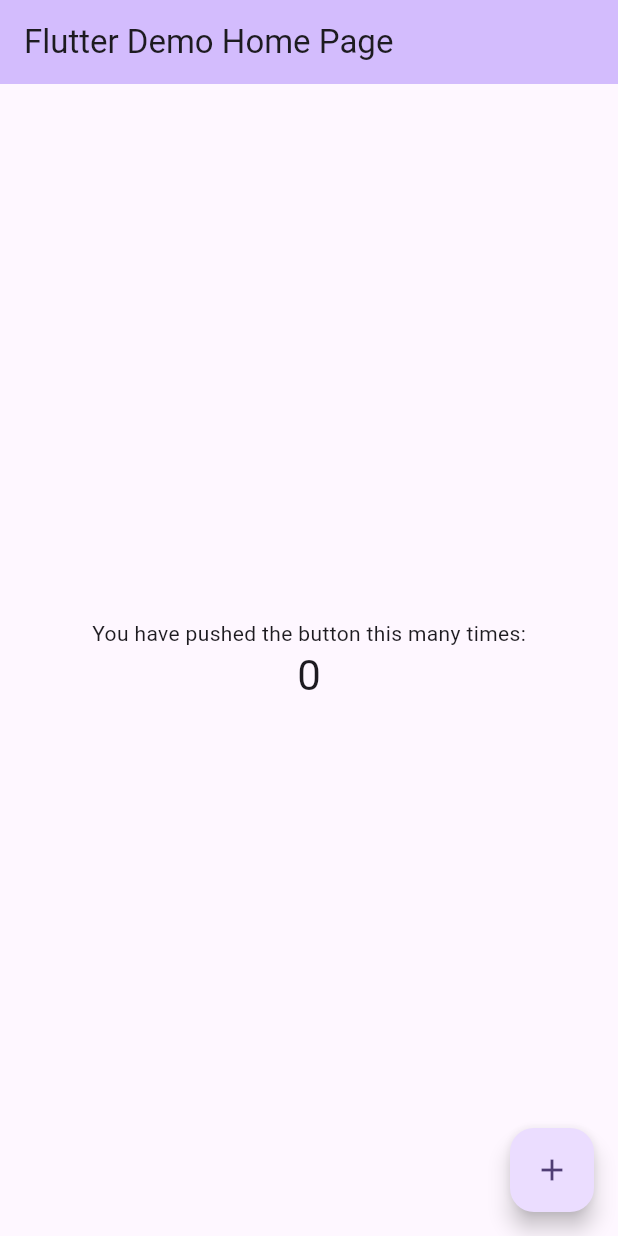
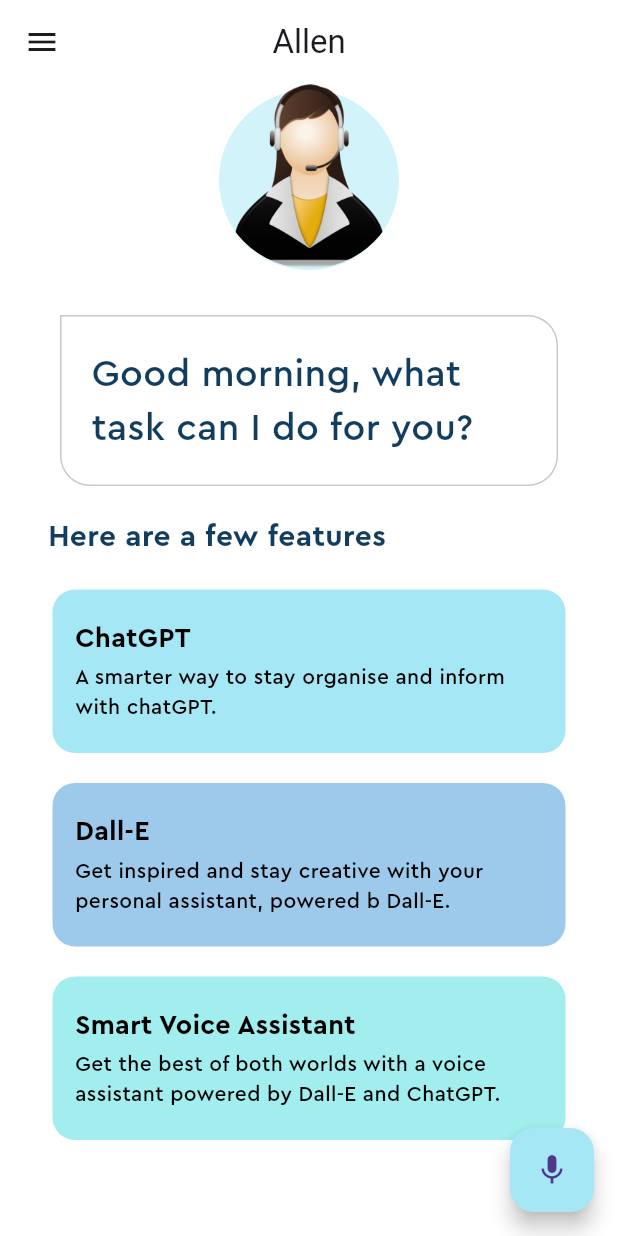
Before and after one commit to SemajCode/voice_assistant, a Flutter app: the screen it shows after launch, on a phone screen of 412 x 824 dp. Run offline on Flutter 3.47's test engine with Material 3 defaults, Android fonts, the phone set to English and light mode, and no system bars.

Commit message:
virtual voice assistant ui

```diff
--- /dev/null
+++ b/lib/feature_box.dart
@@ -0,0 +1,62 @@
+import 'package:flutter/material.dart';
+import 'package:voice_assistant/pallete.dart';
+
+class FeatureBox extends StatelessWidget {
+  final Color color;
+  final String headerText;
+  final String descriptionText;
+  const FeatureBox({
+    super.key,
+    required this.color,
+    required this.headerText,
+    required this.descriptionText,
+  });
+
+  @override
+  Widget build(BuildContext context) {
+    return Container(
+      margin: const EdgeInsets.symmetric(
+        horizontal: 35,
+        vertical: 10,
+      ),
+      decoration: BoxDecoration(
+        color: color,
+        borderRadius: const BorderRadius.all(
+          Radius.circular(15),
+        ),
+      ),
+      child: Padding(
+        padding: const EdgeInsets.symmetric(vertical: 20.0).copyWith(
+          left: 15,
+        ),
+        child: Column(
+          children: [
+            Align(
+              alignment: Alignment.centerLeft,
+              child: Text(
+                headerText,
+                style: const TextStyle(
+                  fontFamily: 'Cera Pro',
+                  color: Pallete.blackColor,
+                  fontSize: 18,
+                  fontWeight: FontWeight.bold,
+                ),
+              ),
+            ),
+            const SizedBox(height: 3),
+            Padding(
+              padding: const EdgeInsets.only(right: 20),
+              child: Text(
+                descriptionText,
+                style: const TextStyle(
+                  fontFamily: 'Cera Pro',
+                  color: Pallete.blackColor,
+                ),
+              ),
+            ),
+          ],
+        ),
+      ),
+    );
+  }
+}
--- /dev/null
+++ b/lib/home_page.dart
@@ -0,0 +1,129 @@
+import 'package:flutter/material.dart';
+import 'package:voice_assistant/feature_box.dart';
+import 'package:voice_assistant/pallete.dart';
+
+class HomePage extends StatelessWidget {
+  const HomePage({super.key});
+
+  @override
+  Widget build(BuildContext context) {
+    return Scaffold(
+      appBar: AppBar(
+        title: const Text('Allen'),
+        centerTitle: true,
+        leading: const Icon(Icons.menu),
+      ),
+      body: SingleChildScrollView(
+        scrollDirection: Axis.vertical,
+        child: Column(
+          children: [
+            // virtual Assistant Image
+            Stack(
+              children: [
+                Center(
+                  child: Container(
+                    height: 120,
+                    width: 120,
+                    margin: const EdgeInsets.only(top: 4),
+                    decoration: const BoxDecoration(
+                      color: Pallete.assistantCircleColor,
+                      shape: BoxShape.circle,
+                    ),
+                  ),
+                ),
+                Container(
+                  height: 123,
+                  decoration: const BoxDecoration(
+                    shape: BoxShape.circle,
+                    image: DecorationImage(
+                      image: AssetImage(
+                        'assets/images/virtualAssistant.png',
+                      ),
+                    ),
+                  ),
+                )
+              ],
+            ),
+
+            // Chat Bubble
+            Container(
+              padding: const EdgeInsets.symmetric(
+                horizontal: 20,
+                vertical: 10,
+              ),
+              margin: const EdgeInsets.symmetric(
+                horizontal: 40,
+              ).copyWith(top: 30),
+              decoration: BoxDecoration(
+                border: Border.all(
+                  color: Pallete.borderColor,
+                ),
+                borderRadius: BorderRadius.circular(20).copyWith(
+                  topLeft: Radius.zero,
+                ),
+              ),
+              child: const Padding(
+                padding: EdgeInsets.symmetric(vertical: 10),
+                child: Text(
+                  'Good morning, what task can I do for you?',
+                  style: TextStyle(
+                    fontSize: 25,
+                    color: Pallete.mainFontColor,
+                    fontFamily: 'Cera Pro',
+                  ),
+                ),
+              ),
+            ),
+
+            Container(
+              alignment: Alignment.centerLeft,
+              padding: const EdgeInsets.all(10),
+              margin: const EdgeInsets.only(
+                left: 22,
+                top: 10,
+              ),
+              child: const Text(
+                'Here are a few features',
+                style: TextStyle(
+                  color: Pallete.mainFontColor,
+                  fontFamily: 'Cera Pro',
+                  fontSize: 20,
+                  fontWeight: FontWeight.bold,
+                ),
+              ),
+            ),
+
+            // Features List
+            const Column(
+              children: [
+                FeatureBox(
+                  color: Pallete.firstSuggestionBoxColor,
+                  headerText: 'ChatGPT',
+                  descriptionText:
+                      'A smarter way to stay organise and inform with chatGPT.',
+                ),
+                FeatureBox(
+                  color: Pallete.secondSuggestionBoxColor,
+                  headerText: 'Dall-E',
+                  descriptionText:
+                      'Get inspired and stay creative with your personal assistant, powered b Dall-E.',
+                ),
+                FeatureBox(
+                  color: Pallete.thirdSuggestionBoxColor,
+                  headerText: 'Smart Voice Assistant',
+                  descriptionText:
+                      'Get the best of both worlds with a voice assistant powered by Dall-E and ChatGPT.',
+                ),
+              ],
+            ),
+          ],
+        ),
+      ),
+      floatingActionButton: FloatingActionButton(
+        onPressed: () {},
+        backgroundColor: Pallete.firstSuggestionBoxColor,
+        child: const Icon(Icons.mic),
+      ),
+    );
+  }
+}
--- a/lib/main.dart
+++ b/lib/main.dart
@@ -1,4 +1,6 @@
 import 'package:flutter/material.dart';
+import 'package:voice_assistant/home_page.dart';
+import 'package:voice_assistant/pallete.dart';
 
 void main() {
   runApp(const MyApp());
@@ -7,119 +9,18 @@ void main() {
 class MyApp extends StatelessWidget {
   const MyApp({super.key});
 
-  // This widget is the root of your application.
   @override
   Widget build(BuildContext context) {
     return MaterialApp(
-      title: 'Flutter Demo',
-      theme: ThemeData(
-        // This is the theme of your application.
-        //
-        // TRY THIS: Try running your application with "flutter run". You'll see
-        // the application has a blue toolbar. Then, without quitting the app,
-        // try changing the seedColor in the colorScheme below to Colors.green
-        // and then invoke "hot reload" (save your changes or press the "hot
-        // reload" button in a Flutter-supported IDE, or press "r" if you used
-        // the command line to start the app).
-        //
-        // Notice that the counter didn't reset back to zero; the application
-        // state is not lost during the reload. To reset the state, use hot
-        // restart instead.
-        //
-        // This works for code too, not just values: Most code changes can be
-        // tested with just a hot reload.
-        colorScheme: ColorScheme.fromSeed(seedColor: Colors.deepPurple),
-        useMaterial3: true,
+      debugShowCheckedModeBanner: false,
+      title: 'Allen',
+      theme: ThemeData.light(useMaterial3: true).copyWith(
+        scaffoldBackgroundColor: Pallete.whiteColor,
+        appBarTheme: const AppBarTheme(
+          backgroundColor: Pallete.whiteColor,
+        ),
       ),
-      home: const MyHomePage(title: 'Flutter Demo Home Page'),
+      home: const HomePage(),
     );
   }
 }
-
-class MyHomePage extends StatefulWidget {
-  const MyHomePage({super.key, required this.title});
-
-  // This widget is the home page of your application. It is stateful, meaning
-  // that it has a State object (defined below) that contains fields that affect
-  // how it looks.
-
-  // This class is the configuration for the state. It holds the values (in this
-  // case the title) provided by the parent (in this case the App widget) and
-  // used by the build method of the State. Fields in a Widget subclass are
-  // always marked "final".
-
-  final String title;
-
-  @override
-  State<MyHomePage> createState() => _MyHomePageState();
-}
-
-class _MyHomePageState extends State<MyHomePage> {
-  int _counter = 0;
-
-  void _incrementCounter() {
-    setState(() {
-      // This call to setState tells the Flutter framework that something has
-      // changed in this State, which causes it to rerun the build method below
-      // so that the display can reflect the updated values. If we changed
-      // _counter without calling setState(), then the build method would not be
-      // called again, and so nothing would appear to happen.
-      _counter++;
-    });
-  }
-
-  @override
-  Widget build(BuildContext context) {
-    // This method is rerun every time setState is called, for instance as done
-    // by the _incrementCounter method above.
-    //
-    // The Flutter framework has been optimized to make rerunning build methods
-    // fast, so that you can just rebuild anything that needs updating rather
-    // than having to individually change instances of widgets.
-    return Scaffold(
-      appBar: AppBar(
-        // TRY THIS: Try changing the color here to a specific color (to
-        // Colors.amber, perhaps?) and trigger a hot reload to see the AppBar
-        // change color while the other colors stay the same.
-        backgroundColor: Theme.of(context).colorScheme.inversePrimary,
-        // Here we take the value from the MyHomePage object that was created by
-        // the App.build method, and use it to set our appbar title.
-        title: Text(widget.title),
-      ),
-      body: Center(
-        // Center is a layout widget. It takes a single child and positions it
-        // in the middle of the parent.
-        child: Column(
-          // Column is also a layout widget. It takes a list of children and
-          // arranges them vertically. By default, it sizes itself to fit its
-          // children horizontally, and tries to be as tall as its parent.
-          //
-          // Column has various properties to control how it sizes itself and
-          // how it positions its children. Here we use mainAxisAlignment to
-          // center the children vertically; the main axis here is the vertical
-          // axis because Columns are vertical (the cross axis would be
-          // horizontal).
-          //
-          // TRY THIS: Invoke "debug painting" (choose the "Toggle Debug Paint"
-          // action in the IDE, or press "p" in the console), to see the
-          // wireframe for each widget.
-          mainAxisAlignment: MainAxisAlignment.center,
-          children: <Widget>[
-            const Text(
-              'You have pushed the button this many times:',
-            ),
-            Text(
-              '$_counter',
-              style: Theme.of(context).textTheme.headlineMedium,
-            ),
-          ],
-        ),
-      ),
-      floatingActionButton: FloatingActionButton(
-        onPressed: _incrementCounter,
-        tooltip: 'Increment',
-        child: const Icon(Icons.add),
-      ), // This trailing comma makes auto-formatting nicer for build methods.
-    );
-  }
-}
--- /dev/null
+++ b/lib/pallete.dart
@@ -0,0 +1,13 @@
+import 'package:flutter/material.dart';
+
+class Pallete {
+  static const Color mainFontColor = Color.fromRGBO(19, 61, 95, 1);
+  static const Color firstSuggestionBoxColor = Color.fromRGBO(165, 231, 244, 1);
+  static const Color secondSuggestionBoxColor =
+      Color.fromRGBO(157, 202, 235, 1);
+  static const Color thirdSuggestionBoxColor = Color.fromRGBO(162, 238, 239, 1);
+  static const Color assistantCircleColor = Color.fromRGBO(209, 243, 249, 1);
+  static const Color borderColor = Color.fromRGBO(200, 200, 200, 1);
+  static const Color blackColor = Colors.black;
+  static const Color whiteColor = Colors.white;
+}
```
Also changed, not shown: pubspec.yaml (+8 -9 lines), assets/fonts/Cera-Pro-Bold.otf (added), assets/fonts/Cera-Pro-Medium.otf (added), assets/images/virtualAssistant.png (added), 3 other files.
